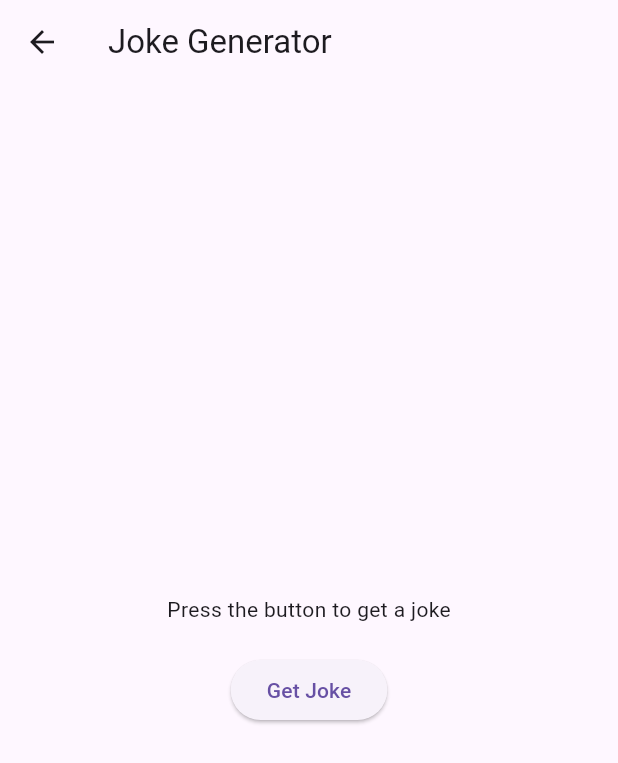
After one commit to sdv77/dio_practical_work, a Flutter app: the screen it shows after launch, after a tap on "Go to Joke Generator", on a phone screen of 412 x 824 dp. The commit adds this screen. Shown: the top 763 px of the screen. Run offline on Flutter 3.47's test engine with Material 3 defaults, Android fonts, the light colour scheme and no system bars; our stand-ins replace dio, flutter_dotenv, get_it, pretty_dio_logger; network calls fail.

Commit message:
add jokes generator

```diff
--- /dev/null
+++ b/lib/joke_screen.dart
@@ -0,0 +1,40 @@
+import 'package:flutter/material.dart';
+import 'package:get_it/get_it.dart';
+import 'dio_client.dart';
+
+class JokeScreen extends StatefulWidget {
+  @override
+  _JokeScreenState createState() => _JokeScreenState();
+}
+
+class _JokeScreenState extends State<JokeScreen> {
+  String _joke = 'Press the button to get a joke';
+  final DioClient _dioClient = GetIt.instance<DioClient>();
+
+  void _fetchJoke() async {
+    final result = await _dioClient.getJoke();
+    setState(() {
+      _joke = result;
+    });
+  }
+
+  @override
+  Widget build(BuildContext context) {
+    return Scaffold(
+      appBar: AppBar(title: Text('Joke Generator')),
+      body: Center(
+        child: Column(
+          mainAxisAlignment: MainAxisAlignment.center,
+          children: [
+            Text(_joke),
+            SizedBox(height: 20),
+            ElevatedButton(
+              onPressed: _fetchJoke,
+              child: Text('Get Joke'),
+            ),
+          ],
+        ),
+      ),
+    );
+  }
+}
--- a/lib/main.dart
+++ b/lib/main.dart
@@ -1,7 +1,8 @@
 import 'package:flutter/material.dart';
-import 'package:get_it/get_it.dart';
+import 'package:flutter_dotenv/flutter_dotenv.dart';
 import 'dio_client.dart';
-import 'package:flutter_dotenv/flutter_dotenv.dart';
+import 'fact_screen.dart';
+import 'joke_screen.dart';
 
 void main() async {
   await dotenv.load(fileName: ".env");
@@ -13,27 +14,12 @@ class MyApp extends StatelessWidget {
   @override
   Widget build(BuildContext context) {
     return MaterialApp(
-      home: NetworkPage(),
+      home: HomeScreen(),
     );
   }
 }
 
-class NetworkPage extends StatefulWidget {
-  @override
-  _NetworkPageState createState() => _NetworkPageState();
-}
-
-class _NetworkPageState extends State<NetworkPage> {
-  String _fact = 'Press the button to get a fact';
-  final DioClient _dioClient = GetIt.instance<DioClient>();
-
-  void _fetchData() async {
-    final result = await _dioClient.getFact();
-    setState(() {
-      _fact = result;
-    });
-  }
-
+class HomeScreen extends StatelessWidget {
   @override
   Widget build(BuildContext context) {
     return Scaffold(
@@ -42,11 +28,24 @@ class _NetworkPageState extends State<NetworkPage> {
         child: Column(
           mainAxisAlignment: MainAxisAlignment.center,
           children: [
-            Text(_fact),
+            ElevatedButton(
+              onPressed: () {
+                Navigator.push(
+                  context,
+                  MaterialPageRoute(builder: (context) => FactScreen()),
+                );
+              },
+              child: Text('Go to Fact Generator'),
+            ),
             SizedBox(height: 20),
             ElevatedButton(
-              onPressed: _fetchData,
-              child: Text('Get Fact'),
+              onPressed: () {
+                Navigator.push(
+                  context,
+                  MaterialPageRoute(builder: (context) => JokeScreen()),
+                );
+              },
+              child: Text('Go to Joke Generator'),
             ),
           ],
         ),
```
Also changed, not shown: lib/dio_client.dart (+18 -2 lines), lib/fact_screen.dart (added, +40 -0 lines).
